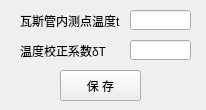
Old version of the form python/cbm/uifiles/pore_flow_delta_T_dlg.ui in the repository wyrover/cbm.
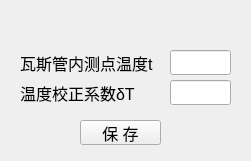
New version of the form. Icons and pictures are not drawn.

Patch:
```diff
--- a/python/cbm/uifiles/pore_flow_delta_T_dlg.ui
+++ b/python/cbm/uifiles/pore_flow_delta_T_dlg.ui
@@ -6,8 +6,8 @@
    <rect>
     <x>0</x>
     <y>0</y>
-    <width>206</width>
-    <height>110</height>
+    <width>251</width>
+    <height>161</height>
    </rect>
   </property>
   <property name="windowTitle">
@@ -17,64 +17,211 @@
    <iconset resource="../usecad.qrc">
     <normaloff>:/images/cbm.ico</normaloff>:/images/cbm.ico</iconset>
   </property>
-  <widget class="QLabel" name="mineName_label_16">
+  <widget class="QWidget" name="widget_main" native="true">
    <property name="geometry">
     <rect>
-     <x>20</x>
-     <y>40</y>
-     <width>131</width>
-     <height>21</height>
+     <x>0</x>
+     <y>30</y>
+     <width>251</width>
+     <height>131</height>
     </rect>
    </property>
-   <property name="text">
-    <string>温度校正系数δT</string>
-   </property>
+   <widget class="QLineEdit" name="t">
+    <property name="geometry">
+     <rect>
+      <x>170</x>
+      <y>20</y>
+      <width>61</width>
+      <height>25</height>
+     </rect>
+    </property>
+    <property name="font">
+     <font>
+      <pointsize>12</pointsize>
+     </font>
+    </property>
+   </widget>
+   <widget class="QPushButton" name="save">
+    <property name="geometry">
+     <rect>
+      <x>80</x>
+      <y>90</y>
+      <width>81</width>
+      <height>25</height>
+     </rect>
+    </property>
+    <property name="font">
+     <font>
+      <pointsize>12</pointsize>
+     </font>
+    </property>
+    <property name="text">
+     <string>保 存</string>
+    </property>
+   </widget>
+   <widget class="QLineEdit" name="delta_t">
+    <property name="geometry">
+     <rect>
+      <x>170</x>
+      <y>50</y>
+      <width>61</width>
+      <height>25</height>
+     </rect>
+    </property>
+    <property name="font">
+     <font>
+      <pointsize>12</pointsize>
+     </font>
+    </property>
+   </widget>
+   <widget class="QLabel" name="mineName_label_10">
+    <property name="geometry">
+     <rect>
+      <x>20</x>
+      <y>20</y>
+      <width>161</width>
+      <height>25</height>
+     </rect>
+    </property>
+    <property name="font">
+     <font>
+      <pointsize>12</pointsize>
+     </font>
+    </property>
+    <property name="text">
+     <string>瓦斯管内测点温度t</string>
+    </property>
+   </widget>
+   <widget class="QLabel" name="mineName_label_16">
+    <property name="geometry">
+     <rect>
+      <x>20</x>
+      <y>50</y>
+      <width>131</width>
+      <height>25</height>
+     </rect>
+    </property>
+    <property name="font">
+     <font>
+      <pointsize>12</pointsize>
+     </font>
+    </property>
+    <property name="text">
+     <string>温度校正系数δT</string>
+    </property>
+   </widget>
   </widget>
-  <widget class="QLineEdit" name="t">
+  <widget class="QWidget" name="widget_title" native="true">
    <property name="geometry">
     <rect>
-     <x>130</x>
-     <y>10</y>
-     <width>61</width>
-     <height>20</height>
-    </rect>
-   </property>
-  </widget>
-  <widget class="QLineEdit" name="delta_t">
-   <property name="geometry">
-    <rect>
-     <x>130</x>
-     <y>40</y>
-     <width>61</width>
-     <height>20</height>
-    </rect>
-   </property>
-  </widget>
-  <widget class="QLabel" name="mineName_label_10">
-   <property name="geometry">
-    <rect>
-     <x>20</x>
-     <y>10</y>
-     <width>111</width>
-     <height>21</height>
-    </rect>
-   </property>
-   <property name="text">
-    <string>瓦斯管内测点温度t</string>
-   </property>
-  </widget>
-  <widget class="QPushButton" name="save">
-   <property name="geometry">
-    <rect>
-     <x>60</x>
-     <y>70</y>
-     <width>81</width>
+     <x>0</x>
+     <y>0</y>
+     <width>251</width>
      <height>31</height>
     </rect>
    </property>
-   <property name="text">
-    <string>保 存</string>
-   </property>
+   <widget class="QLabel" name="lab_Ico">
+    <property name="geometry">
+     <rect>
+      <x>0</x>
+      <y>0</y>
+      <width>31</width>
+      <height>31</height>
+     </rect>
+    </property>
+    <property name="sizePolicy">
+     <sizepolicy hsizetype="Minimum" vsizetype="Preferred">
+      <horstretch>0</horstretch>
+      <verstretch>0</verstretch>
+     </sizepolicy>
+    </property>
+    <property name="minimumSize">
+     <size>
+      <width>30</width>
+      <height>0</height>
+     </size>
+    </property>
+    <property name="text">
+     <string>&lt;!DOCTYPE HTML PUBLIC &quot;-//W3C//DTD HTML 4.0//EN&quot; &quot;http://www.w3.org/TR/REC-html40/strict.dtd&quot;&gt;
+&lt;html&gt;&lt;head&gt;&lt;meta name=&quot;qrichtext&quot; content=&quot;1&quot; /&gt;&lt;style type=&quot;text/css&quot;&gt;
+p, li { white-space: pre-wrap; }
+&lt;/style&gt;&lt;/head&gt;&lt;body style=&quot; font-family:'SimSun'; font-size:9pt; font-weight:400; font-style:normal;&quot;&gt;
+&lt;p style=&quot;-qt-paragraph-type:empty; margin-top:0px; margin-bottom:0px; margin-left:0px; margin-right:0px; -qt-block-indent:0; text-indent:0px;&quot;&gt;&lt;br /&gt;&lt;/p&gt;&lt;/body&gt;&lt;/html&gt;</string>
+    </property>
+    <property name="alignment">
+     <set>Qt::AlignCenter</set>
+    </property>
+   </widget>
+   <widget class="QLabel" name="lab_Title">
+    <property name="geometry">
+     <rect>
+      <x>30</x>
+      <y>0</y>
+      <width>171</width>
+      <height>31</height>
+     </rect>
+    </property>
+    <property name="sizePolicy">
+     <sizepolicy hsizetype="Expanding" vsizetype="Preferred">
+      <horstretch>0</horstretch>
+      <verstretch>0</verstretch>
+     </sizepolicy>
+    </property>
+    <property name="styleSheet">
+     <string notr="true">font: 10pt &quot;微软雅黑&quot;;</string>
+    </property>
+    <property name="text">
+     <string/>
+    </property>
+    <property name="alignment">
+     <set>Qt::AlignLeading|Qt::AlignLeft|Qt::AlignVCenter</set>
+    </property>
+   </widget>
+   <widget class="QPushButton" name="btnMenu_Close">
+    <property name="geometry">
+     <rect>
+      <x>210</x>
+      <y>0</y>
+      <width>41</width>
+      <height>31</height>
+     </rect>
+    </property>
+    <property name="sizePolicy">
+     <sizepolicy hsizetype="Minimum" vsizetype="Expanding">
+      <horstretch>0</horstretch>
+      <verstretch>0</verstretch>
+     </sizepolicy>
+    </property>
+    <property name="minimumSize">
+     <size>
+      <width>40</width>
+      <height>0</height>
+     </size>
+    </property>
+    <property name="font">
+     <font>
+      <pointsize>12</pointsize>
+     </font>
+    </property>
+    <property name="cursor">
+     <cursorShape>ArrowCursor</cursorShape>
+    </property>
+    <property name="focusPolicy">
+     <enum>Qt::NoFocus</enum>
+    </property>
+    <property name="text">
+     <string/>
+    </property>
+    <property name="iconSize">
+     <size>
+      <width>32</width>
+      <height>32</height>
+     </size>
+    </property>
+    <property name="flat">
+     <bool>true</bool>
+    </property>
+   </widget>
   </widget>
  </widget>
  <resources>
```
